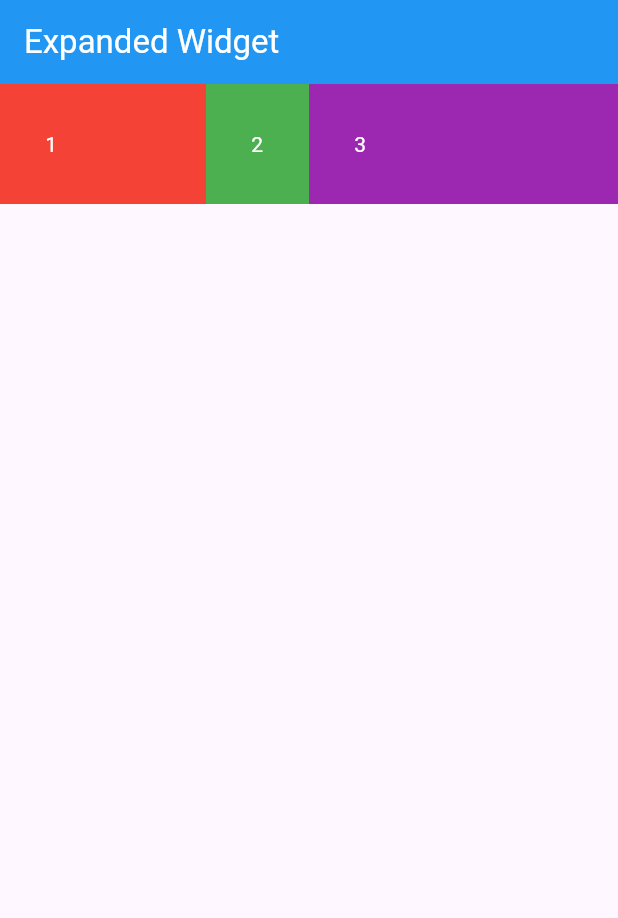
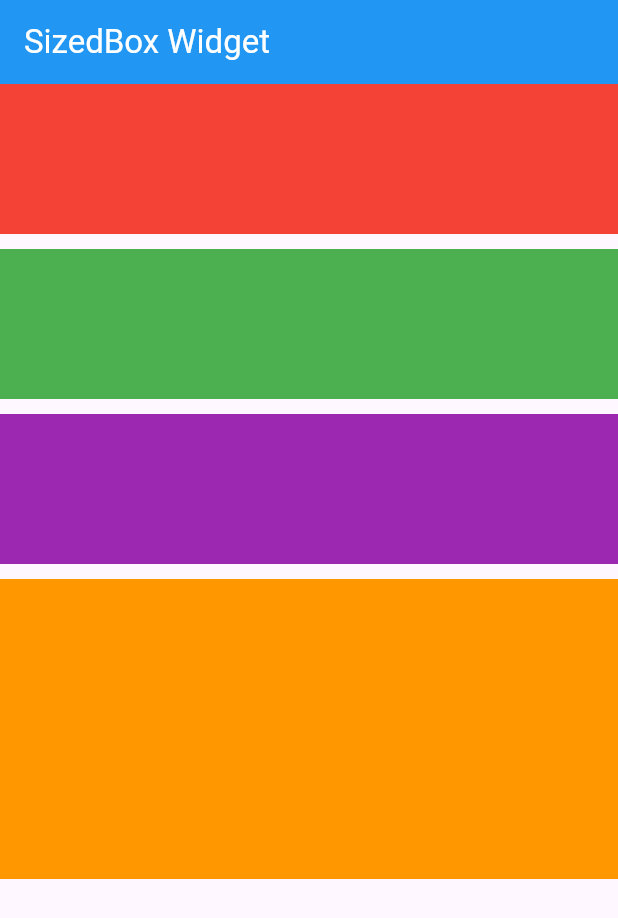
Before and after one commit to mahmud5658/flutter_widgets, a Flutter app: the screen it shows after launch, on a phone screen of 412 x 824 dp. Shown: the top 918 px of the screen. Run offline on Flutter 3.47's test engine with Material 3 defaults, Android fonts, the phone set to English and light mode, and no system bars.

Commit message:
flutter widget

```diff
--- a/lib/main.dart
+++ b/lib/main.dart
@@ -1,5 +1,5 @@
 import 'package:flutter/material.dart';
-import 'package:flutter_widget/widgets/expand.dart';
+import 'package:flutter_widget/widgets/sizedbox.dart';
 
 void main() {
   runApp(const MyApp());
@@ -11,11 +11,12 @@ class MyApp extends StatelessWidget {
   @override
   Widget build(BuildContext context) {
     return MaterialApp(
-        debugShowCheckedModeBanner: false,
-        theme: ThemeData(
-          primarySwatch: Colors.blue,
-        ),
-        // darkTheme: ThemeData(primarySwatch: Colors.amber),
-        home: const ExpandedWidget());
+      debugShowCheckedModeBanner: false,
+      theme: ThemeData(
+        primarySwatch: Colors.blue,
+      ),
+      // darkTheme: ThemeData(primarySwatch: Colors.amber),
+      home: const SizedBoxWidget(),
+    );
   }
 }
--- /dev/null
+++ b/lib/widgets/sizedbox.dart
@@ -0,0 +1,47 @@
+import 'package:flutter/material.dart';
+
+class SizedBoxWidget extends StatelessWidget {
+  const SizedBoxWidget({super.key});
+
+  @override
+  Widget build(BuildContext context) {
+    return Scaffold(
+      appBar: AppBar(
+        backgroundColor: Colors.blue,
+        title: const Text('SizedBox Widget',
+            style: TextStyle(color: Colors.white)),
+      ),
+      body: Column(
+        children: [
+          Container(
+            color: Colors.red,
+            height: 100,
+          ),
+          const SizedBox(
+            height: 10,
+          ),
+          Container(
+            color: Colors.green,
+            height: 100,
+          ),
+          const SizedBox(
+            height: 10,
+          ),
+          Container(
+            color: Colors.purple,
+            height: 100,
+          ),
+          const SizedBox(
+            height: 10,
+          ),
+          SizedBox(
+            height: 200,
+            child: Container(
+              color: Colors.orange,
+            ),
+          ),
+        ],
+      ),
+    );
+  }
+}
--- a/pubspec.yaml
+++ b/pubspec.yaml
@@ -59,6 +59,9 @@ flutter:
   uses-material-design: true
 
   # To add assets to your application, add an assets section, like this:
+
+  assets:
+  - assets/images/
   # assets:
   #   - images/a_dot_burr.jpeg
   #   - images/a_dot_ham.jpeg
```
Also changed, not shown: lib/widgets/image.dart (added, +28 -0 lines), assets/images/bady.jpg (added).
